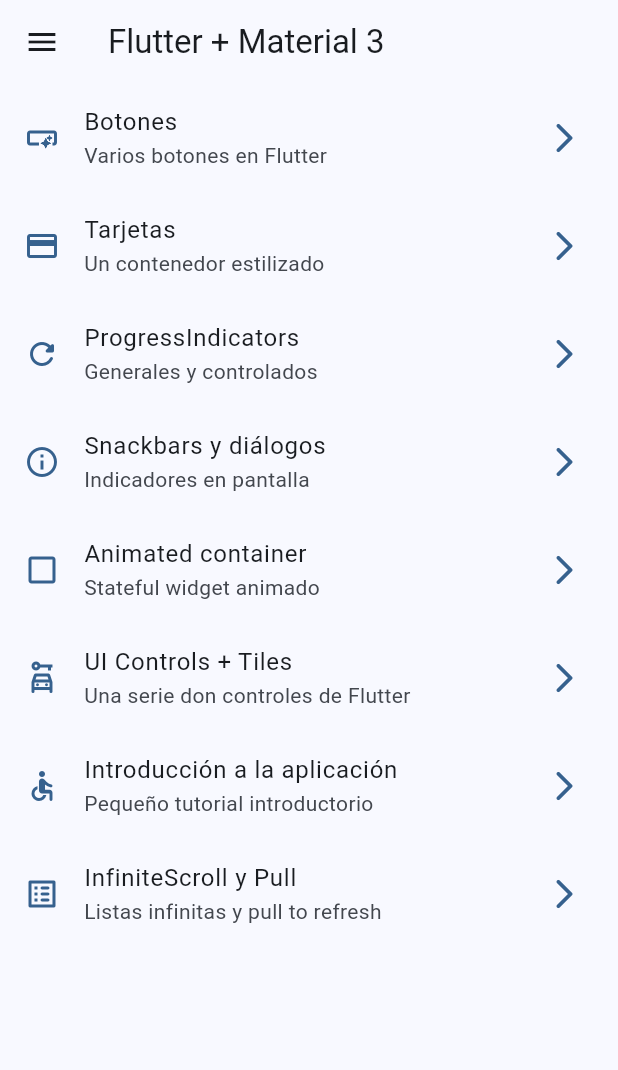
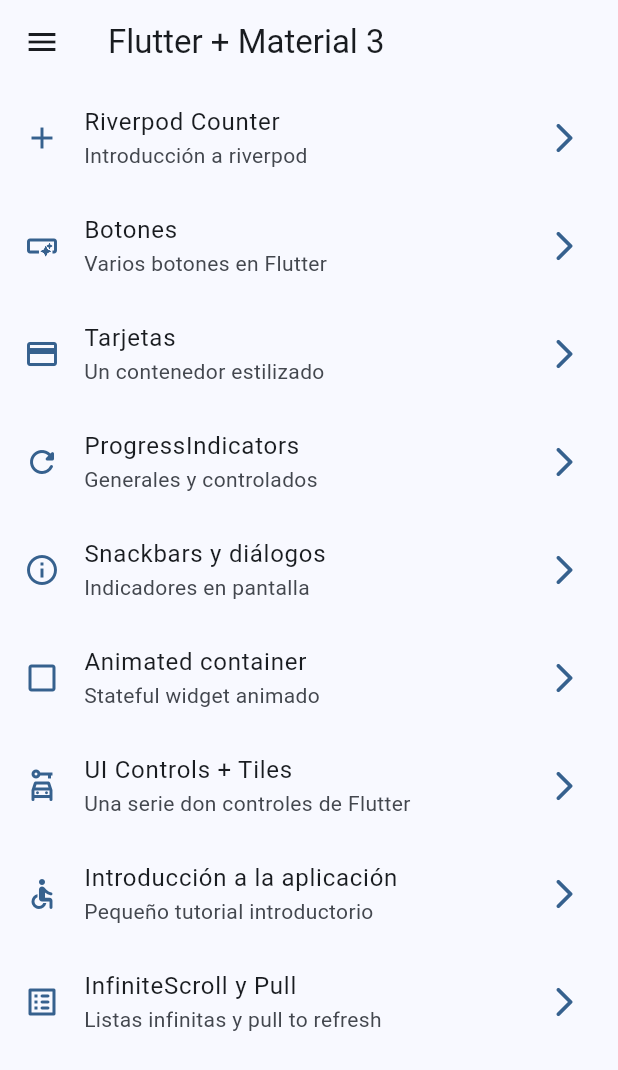
Before and after one commit to camiloaacevedo/flutter-widgets-app, a Flutter app: the screen it shows after launch, on a phone screen of 412 x 824 dp. Shown: the top 1070 px of the screen. Run offline on Flutter 3.47's test engine with Material 3 defaults, Android fonts, the phone set to English and light mode, and no system bars; our stand-ins replace animate_do, flutter_riverpod, go_router.

```diff
--- a/lib/config/menu/menu_items.dart
+++ b/lib/config/menu/menu_items.dart
@@ -17,6 +17,14 @@ class MenuItem {
 
 
 const appMenuItems = <MenuItem>[
+
+
+  MenuItem(
+    title: 'Riverpod Counter',
+    subTitle: 'Introducción a riverpod',
+    link: '/counter-river',
+    icon: Icons.add
+  ),
 
   MenuItem(
     title: 'Botones',
@@ -75,4 +83,5 @@ const appMenuItems = <MenuItem>[
   ),
 
 
+
 ];
--- a/lib/config/router/app_router.dart
+++ b/lib/config/router/app_router.dart
@@ -59,5 +59,11 @@ final appRouter = GoRouter(
       name: InfiniteScrollScreen.name,
       builder: (context, state) => const InfiniteScrollScreen(),
     ),
+
+    GoRoute(
+      path: '/counter-river',
+      name: CounterScreen.name,
+      builder: (context, state) => const CounterScreen(),
+    ),
   ],
 );
--- /dev/null
+++ b/lib/presentation/providers/counter_provider.dart
@@ -0,0 +1,4 @@
+import 'package:flutter_riverpod/flutter_riverpod.dart';
+
+
+final counterProvider = StateProvider<int>((ref) => 5 );
--- /dev/null
+++ b/lib/presentation/providers/theme_provider.dart
@@ -0,0 +1,6 @@
+import 'package:flutter_riverpod/flutter_riverpod.dart';
+
+
+// Estado => isDarkmodeProvider
+
+final isDarkmodeProvider = StateProvider<bool>((ref) => false);
--- a/lib/presentation/screens/screens.dart
+++ b/lib/presentation/screens/screens.dart
@@ -1,9 +1,11 @@
+
 
 
 export 'package:widgets_app/presentation/screens/animated/animated_screen.dart';
 export 'package:widgets_app/presentation/screens/app_tutorial/app_tutorial_screen.dart';
 export 'package:widgets_app/presentation/screens/buttons/buttons_screen.dart';
 export 'package:widgets_app/presentation/screens/cards/cards_screen.dart';
+export 'package:widgets_app/presentation/screens/counter/counter_screen.dart';
 export 'package:widgets_app/presentation/screens/home/home_screen.dart';
 export 'package:widgets_app/presentation/screens/infinite_scroll/infinite_scroll_screen.dart';
 export 'package:widgets_app/presentation/screens/progress/progress_screen.dart';
--- a/pubspec.yaml
+++ b/pubspec.yaml
@@ -10,6 +10,7 @@ dependencies:
   animate_do: ^4.2.0
   flutter:
     sdk: flutter
+  flutter_riverpod: ^2.6.1
   go_router: ^16.1.0
 
 dev_dependencies:
```
Also changed, not shown: lib/main.dart (+6 -1 lines), lib/presentation/screens/counter/counter_screen.dart (added, +50 -0 lines), pubspec.lock.
